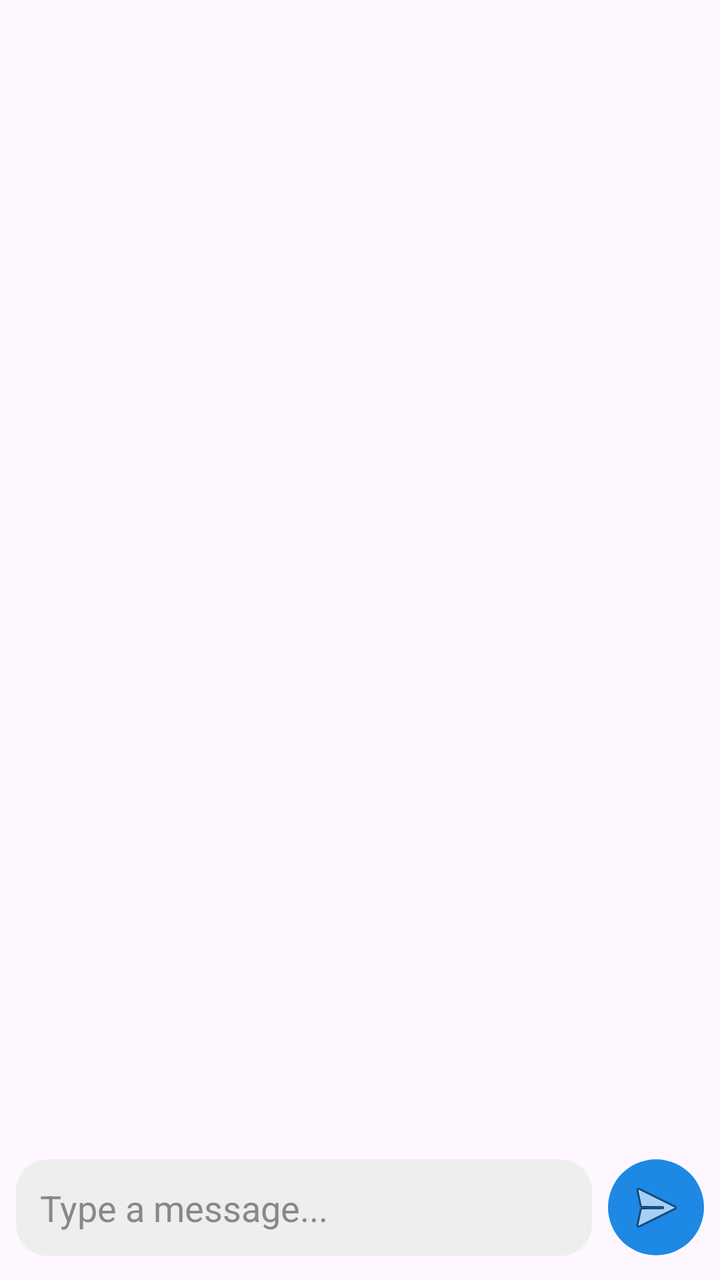
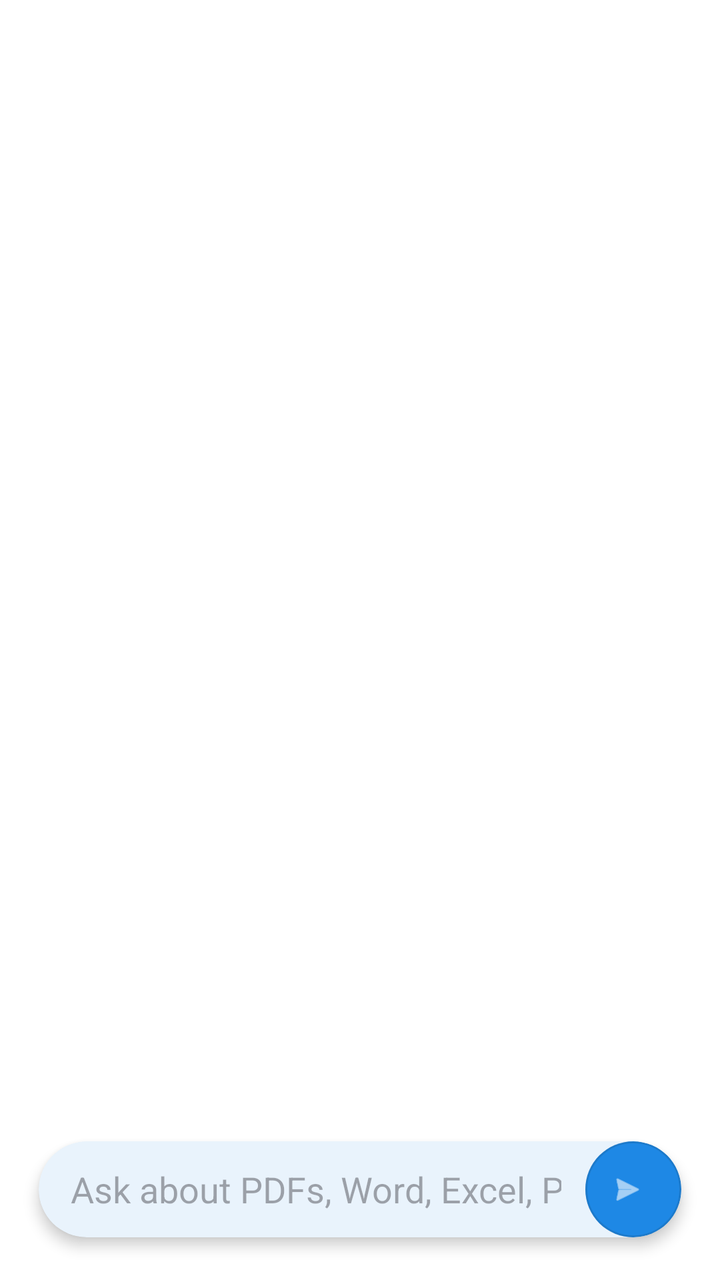

Compare the two renders of this Android layout. The source of the first and the diff that turns it into the second are given below.
<!-- AndroidManifest.xml: application theme Theme.SmartDocAI -->
<!-- res/layout/activity_ai_chat.xml -->
<?xml version="1.0" encoding="utf-8"?>
<androidx.constraintlayout.widget.ConstraintLayout
    xmlns:android="http://schemas.android.com/apk/res/android"
    xmlns:app="http://schemas.android.com/apk/res-auto"
    android:id="@+id/chatRoot"
    android:layout_width="match_parent"
    android:layout_height="match_parent"
    android:background="?android:attr/windowBackground"
    android:padding="8dp">

    
    <androidx.recyclerview.widget.RecyclerView
        android:id="@+id/chatRecyclerView"
        android:layout_width="0dp"
        android:layout_height="0dp"
        android:overScrollMode="never"
        android:clipToPadding="false"
        android:paddingBottom="8dp"
        app:layoutManager="androidx.recyclerview.widget.LinearLayoutManager"
        app:layout_constraintTop_toTopOf="parent"
        app:layout_constraintBottom_toTopOf="@+id/inputLayout"
        app:layout_constraintStart_toStartOf="parent"
        app:layout_constraintEnd_toEndOf="parent" />


    <TextView
        android:id="@+id/modelUsedText"
        android:layout_width="0dp"
        android:layout_height="wrap_content"
        android:text="Model: -"
        android:textColor="@android:color/white"
        android:padding="8dp"
        android:textSize="14sp"
        android:gravity="center"
        app:layout_constraintTop_toBottomOf="@id/chatRecyclerView"
        app:layout_constraintStart_toStartOf="parent"
        app:layout_constraintEnd_toEndOf="parent"/>

    <LinearLayout
        android:id="@+id/inputLayout"
        android:layout_width="0dp"
        android:layout_height="wrap_content"
        android:orientation="horizontal"
        android:paddingTop="4dp"
        android:paddingBottom="4dp"
        app:layout_constraintBottom_toBottomOf="parent"
        app:layout_constraintStart_toStartOf="parent"
        app:layout_constraintEnd_toEndOf="parent">

        
        <EditText
            android:id="@+id/messageInput"
            android:layout_width="0dp"
            android:layout_height="wrap_content"
            android:layout_weight="1"
            android:minHeight="48dp"
            android:hint="Type a message..."
            android:background="@drawable/chat_input_bg"
            android:padding="12dp"
            android:textColor="@android:color/black"
            android:textColorHint="#888888" />

        
        <ImageButton
            android:id="@+id/sendButton"
            android:layout_width="48dp"
            android:layout_height="48dp"
            android:layout_marginStart="8dp"
            android:backgroundTint="?attr/colorPrimary"
            android:background="@drawable/round_button"
            android:src="@android:drawable/ic_menu_send"
            android:contentDescription="Send" />
    </LinearLayout>


</androidx.constraintlayout.widget.ConstraintLayout>
<!-- resources referenced by this layout -->
<resources>
  <!-- drawable chat_input_bg (drawable) -->
  <?xml version="1.0" encoding="utf-8"?>
  <shape xmlns:android="http://schemas.android.com/apk/res/android" android:shape="rectangle">
      <solid android:color="#EEEEEE"/>
      <corners android:radius="16dp"/>
  </shape>
  <!-- drawable round_button (drawable) -->
  <?xml version="1.0" encoding="utf-8"?>
  <shape xmlns:android="http://schemas.android.com/apk/res/android" android:shape="oval">
      <solid android:color="?attr/colorPrimary" />
  </shape>
  <style name="Theme.SmartDocAI" parent="Theme.Material3.DayNight.NoActionBar">
  
          
          <item name="colorPrimary">@color/colorPrimary</item>
          <item name="colorOnPrimary">@color/colorOnPrimary</item>
          <item name="colorSecondary">@color/colorSecondary</item>
          <item name="colorOnSecondary">@color/colorOnSecondary</item>
  
          
  
          <item name="colorOnBackground">@color/colorOnBackground</item>
          <item name="colorSurface">@color/colorSurface</item>
          <item name="colorOnSurface">@color/colorOnSurface</item>
  
          
          <item name="colorError">@color/colorError</item>
          <item name="colorOnError">@color/colorOnError</item>
  
          
          <item name="android:statusBarColor" tools:targetApi="l">@color/colorPrimary</item>
  
      </style>
  <color name="colorPrimary">#1E88E5</color>
  <color name="colorOnPrimary">#FFFFFF</color>
  <color name="colorSecondary">#00E5FF</color>
  <color name="colorOnSecondary">#000000</color>
  <color name="colorOnBackground">#121212</color>
  <color name="colorSurface">#FFFFFF</color>
  <color name="colorOnSurface">#121212</color>
  <color name="colorError">#B00020</color>
  <color name="colorOnError">#FFFFFF</color>
</resources>

<!-- the commit's change to res/layout/activity_ai_chat.xml (unified diff, before → after) -->
@@ -5,7 +5,7 @@
     android:id="@+id/chatRoot"
     android:layout_width="match_parent"
     android:layout_height="match_parent"
-    android:background="?android:attr/windowBackground"
+    android:background="?attr/colorSurface"
     android:padding="8dp">
 
     
@@ -15,62 +15,90 @@
         android:layout_height="0dp"
         android:overScrollMode="never"
         android:clipToPadding="false"
-        android:paddingBottom="8dp"
-        app:layoutManager="androidx.recyclerview.widget.LinearLayoutManager"
-        app:layout_constraintTop_toTopOf="parent"
+        android:paddingTop="8dp"
+        android:paddingBottom="80dp"
+    app:layoutManager="androidx.recyclerview.widget.LinearLayoutManager"
+    app:layout_constraintTop_toTopOf="parent"
+    app:layout_constraintBottom_toTopOf="@+id/modelChip"
+    app:layout_constraintStart_toStartOf="parent"
+    app:layout_constraintEnd_toEndOf="parent" />
+
+    
+    <com.google.android.material.card.MaterialCardView
+        android:id="@+id/modelChip"
+        android:layout_width="wrap_content"
+        android:layout_height="wrap_content"
+        android:visibility="gone"
+        app:cardBackgroundColor="?attr/colorSurfaceVariant"
+        app:cardCornerRadius="16dp"
+        app:strokeWidth="0dp"
         app:layout_constraintBottom_toTopOf="@+id/inputLayout"
         app:layout_constraintStart_toStartOf="parent"
-        app:layout_constraintEnd_toEndOf="parent" />
+        android:layout_marginBottom="6dp"
+        android:layout_marginStart="4dp">
 
+        <TextView
+            android:id="@+id/modelUsedText"
+            android:layout_width="wrap_content"
+            android:layout_height="wrap_content"
+            android:text="GPT-4o"
+            android:textAppearance="@style/TextAppearance.MaterialComponents.Body2"
+            android:textColor="?attr/colorOnSurfaceVariant"
+            android:paddingStart="12dp"
+            android:paddingEnd="12dp"
+            android:paddingTop="6dp"
+            android:paddingBottom="6dp"/>
+    </com.google.android.material.card.MaterialCardView>
 
-    <TextView
-        android:id="@+id/modelUsedText"
-        android:layout_width="0dp"
-        android:layout_height="wrap_content"
-        android:text="Model: -"
-        android:textColor="@android:color/white"
-        android:padding="8dp"
-        android:textSize="14sp"
-        android:gravity="center"
-        app:layout_constraintTop_toBottomOf="@id/chatRecyclerView"
-        app:layout_constraintStart_toStartOf="parent"
-        app:layout_constraintEnd_toEndOf="parent"/>
-
-    <LinearLayout
+    
+    <com.google.android.material.card.MaterialCardView
         android:id="@+id/inputLayout"
         android:layout_width="0dp"
         android:layout_height="wrap_content"
-        android:orientation="horizontal"
-        android:paddingTop="4dp"
-        android:paddingBottom="4dp"
+        app:cardElevation="4dp"
+        app:cardUseCompatPadding="true"
+        app:cardCornerRadius="24dp"
+        app:strokeWidth="0dp"
+        android:padding="6dp"
         app:layout_constraintBottom_toBottomOf="parent"
         app:layout_constraintStart_toStartOf="parent"
         app:layout_constraintEnd_toEndOf="parent">
 
-        
-        <EditText
-            android:id="@+id/messageInput"
-            android:layout_width="0dp"
+        <LinearLayout
+            android:layout_width="match_parent"
             android:layout_height="wrap_content"
-            android:layout_weight="1"
-            android:minHeight="48dp"
-            android:hint="Type a message..."
-            android:background="@drawable/chat_input_bg"
-            android:padding="12dp"
-            android:textColor="@android:color/black"
-            android:textColorHint="#888888" />
+            android:gravity="center_vertical"
+            android:orientation="horizontal">
 
-        
-        <ImageButton
-            android:id="@+id/sendButton"
-            android:layout_width="48dp"
-            android:layout_height="48dp"
-            android:layout_marginStart="8dp"
-            android:backgroundTint="?attr/colorPrimary"
-            android:background="@drawable/round_button"
-            android:src="@android:drawable/ic_menu_send"
-            android:contentDescription="Send" />
-    </LinearLayout>
+            <EditText
+                android:id="@+id/messageInput"
+                android:layout_width="0dp"
+                android:layout_height="48dp"
+                android:layout_weight="1"
+                android:hint="Ask about PDFs, Word, Excel, PPT…"
+                android:background="@android:color/transparent"
+                android:paddingStart="16dp"
+                android:paddingEnd="12dp"
+                android:inputType="textCapSentences|textAutoCorrect"
+                android:maxLines="4"
+                android:imeOptions="actionSend"
+                />
 
+            <com.google.android.material.button.MaterialButton
+                android:id="@+id/sendButton"
+                style="@style/Widget.MaterialComponents.Button.OutlinedButton.Icon"
+                android:layout_width="48dp"
+                android:layout_height="48dp"
+                android:insetLeft="0dp"
+                android:insetRight="0dp"
+                android:insetTop="0dp"
+                android:insetBottom="0dp"
+                app:icon="@android:drawable/ic_menu_send"
+                app:iconTint="?attr/colorOnPrimary"
+                app:backgroundTint="?attr/colorPrimary"
+                app:cornerRadius="24dp"
+                android:contentDescription="Send"/>
+        </LinearLayout>
+    </com.google.android.material.card.MaterialCardView>
 
 </androidx.constraintlayout.widget.ConstraintLayout>
<!-- resource entries referenced after the edit -->
@@ -1,16 +1,5 @@
 <!-- resources referenced by this layout -->
 <resources>
-  <!-- drawable chat_input_bg (drawable) -->
-  <?xml version="1.0" encoding="utf-8"?>
-  <shape xmlns:android="http://schemas.android.com/apk/res/android" android:shape="rectangle">
-      <solid android:color="#EEEEEE"/>
-      <corners android:radius="16dp"/>
-  </shape>
-  <!-- drawable round_button (drawable) -->
-  <?xml version="1.0" encoding="utf-8"?>
-  <shape xmlns:android="http://schemas.android.com/apk/res/android" android:shape="oval">
-      <solid android:color="?attr/colorPrimary" />
-  </shape>
   <style name="Theme.SmartDocAI" parent="Theme.Material3.DayNight.NoActionBar">
   
           
